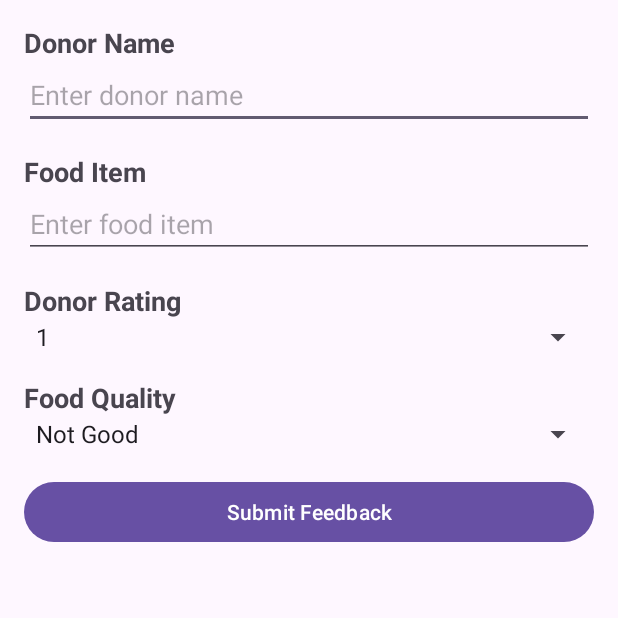
After one commit to CS639-Team-4-Final-Project/FoodSave, an Android app: the FeedbackForm screen opened directly, with no data from a screen before it, on a phone screen of 412 x 824 dp, the top half of it. The commit adds this screen. Run offline under Robolectric (Android 15) with nearby library versions, the phone set to English and light mode, and no system bars.

Commit message:
Added the Feedback form Frontend

```diff
--- a/app/src/main/AndroidManifest.xml
+++ b/app/src/main/AndroidManifest.xml
@@ -36,6 +36,11 @@
             android:theme="@style/Theme.FoodSave">
         </activity>
 
+        <activity
+            android:name=".FeedbackForm"
+            android:label="@string/Feedback"
+            android:exported="false" />
+
         <meta-data
             android:name="com.google.android.geo.API_KEY"
             android:value="AIzaSyB-1R31Pi3yU4h7QgebkThovMZ_irUh9LM" />
--- a/app/src/main/java/com/example/foodsave/Dashboard.kt
+++ b/app/src/main/java/com/example/foodsave/Dashboard.kt
@@ -37,6 +37,9 @@ class Dashboard : Fragment() {
         binding.Rewards.setOnClickListener {
             findNavController().navigate(R.id.action_Dashboard_to_Rewards)
         }
+        binding.Feedback.setOnClickListener {
+            findNavController().navigate(R.id.action_Dashboard_to_Feedback_on_Donor)
+        }
         binding.AboutUs.setOnClickListener {
             findNavController().navigate(R.id.action_Dashboard_to_About_Us)
 
--- /dev/null
+++ b/app/src/main/java/com/example/foodsave/FeedbackForm.kt
@@ -0,0 +1,58 @@
+package com.example.foodsave
+
+import android.os.Bundle
+import android.widget.ArrayAdapter
+import androidx.appcompat.app.AppCompatActivity
+import com.example.foodsave.databinding.ActivityFeedbackFormBinding
+
+class FeedbackForm : AppCompatActivity() {
+    private lateinit var binding: ActivityFeedbackFormBinding
+
+    override fun onCreate(savedInstanceState: Bundle?) {
+        super.onCreate(savedInstanceState)
+        binding = ActivityFeedbackFormBinding.inflate(layoutInflater)
+        setContentView(binding.root)
+
+        // Set up the dropdown menus
+        setupDropdowns()
+
+        // Set up the submit button click listener
+        binding.btnSubmitFeedback.setOnClickListener {
+            submitFeedback()
+        }
+    }
+
+    private fun setupDropdowns() {
+        // Set up the donor rating dropdown
+        ArrayAdapter.createFromResource(
+            this,
+            R.array.donor_ratings,
+            android.R.layout.simple_spinner_item
+        ).also { adapter ->
+            adapter.setDropDownViewResource(android.R.layout.simple_spinner_dropdown_item)
+            binding.spinnerDonorRating.adapter = adapter
+            binding.spinnerDonorRating.setSelection(0) // Set the default selection to "Choose from below"
+        }
+
+        // Set up the food quality dropdown
+        ArrayAdapter.createFromResource(
+            this,
+            R.array.food_quality_ratings,
+            android.R.layout.simple_spinner_item
+        ).also { adapter ->
+            adapter.setDropDownViewResource(android.R.layout.simple_spinner_dropdown_item)
+            binding.spinnerFoodQuality.adapter = adapter
+            binding.spinnerFoodQuality.setSelection(0) // Set the default selection to "Choose from below"
+        }
+    }
+
+    private fun submitFeedback() {
+        val donorName = binding.etDonorName.text.toString()
+        val foodItem = binding.etFoodItem.text.toString()
+        val donorRating = binding.spinnerDonorRating.selectedItemPosition // Get the selected index
+        val foodQuality = binding.spinnerFoodQuality.selectedItemPosition // Get the selected index
+
+        // Perform the necessary actions to submit the feedback
+        // You can use the `donorRating` and `foodQuality` values (which will be 0 if "Choose from below" is selected)
+    }
+}
--- /dev/null
+++ b/app/src/main/res/layout/activity_feedback_form.xml
@@ -0,0 +1,83 @@
+<?xml version="1.0" encoding="utf-8"?>
+<ScrollView xmlns:android="http://schemas.android.com/apk/res/android"
+    android:layout_width="match_parent"
+    android:layout_height="match_parent"
+    android:padding="16dp">
+
+    <LinearLayout
+        android:layout_width="match_parent"
+        android:layout_height="wrap_content"
+        android:orientation="vertical">
+
+        <TextView
+            android:layout_width="wrap_content"
+            android:layout_height="wrap_content"
+            android:text="Donor Name"
+            android:textAppearance="@style/TextAppearance.AppCompat.Medium"
+            android:textStyle="bold" />
+
+        <EditText
+            android:id="@+id/etDonorName"
+            android:layout_width="match_parent"
+            android:layout_height="wrap_content"
+            android:hint="Enter donor name"
+            android:inputType="text" />
+
+        <TextView
+            android:layout_width="wrap_content"
+            android:layout_height="wrap_content"
+            android:layout_marginTop="16dp"
+            android:text="Food Item"
+            android:textAppearance="@style/TextAppearance.AppCompat.Medium"
+            android:textStyle="bold" />
+
+        <EditText
+            android:id="@+id/etFoodItem"
+            android:layout_width="match_parent"
+            android:layout_height="wrap_content"
+            android:hint="Enter food item"
+            android:inputType="text" />
+
+        <TextView
+            android:layout_width="wrap_content"
+            android:layout_height="wrap_content"
+            android:layout_marginTop="16dp"
+            android:text="Donor Rating"
+            android:hint="Enter Donor Rating"
+            android:textAppearance="@style/TextAppearance.AppCompat.Medium"
+            android:textStyle="bold" />
+
+        <Spinner
+            android:id="@+id/spinnerDonorRating"
+            android:layout_width="match_parent"
+            android:layout_height="wrap_content"
+            android:entries="@array/donor_ratings"
+            android:hint="Enter Donor Rating"
+             />
+
+        <TextView
+            android:layout_width="wrap_content"
+            android:layout_height="wrap_content"
+            android:layout_marginTop="16dp"
+            android:text="Food Quality"
+            android:hint="Enter Qualtiy of Food"
+            android:textAppearance="@style/TextAppearance.AppCompat.Medium"
+            android:textStyle="bold" />
+
+        <Spinner
+            android:id="@+id/spinnerFoodQuality"
+            android:layout_width="match_parent"
+            android:layout_height="wrap_content"
+            android:entries="@array/food_quality_ratings"
+            />
+
+        <Button
+            android:id="@+id/btnSubmitFeedback"
+            android:layout_width="match_parent"
+            android:layout_height="wrap_content"
+            android:layout_marginTop="16dp"
+            android:text="Submit Feedback" />
+
+    </LinearLayout>
+
+</ScrollView>
--- a/app/src/main/res/navigation/nav_graph.xml
+++ b/app/src/main/res/navigation/nav_graph.xml
@@ -52,6 +52,9 @@
             android:id="@+id/action_Dashboard_to_Rewards"
             app:destination="@id/Rewards" />
         <action
+            android:id="@+id/action_Dashboard_to_Feedback_on_Donor"
+            app:destination="@id/FeedbackForm" />
+        <action
             android:id="@+id/action_Dashboard_to_About_Us"
             app:destination="@id/About_Us" />
 
@@ -96,4 +99,10 @@
         android:label="@string/About_Us"
         tools:layout="@layout/about_us">
     </fragment>
+
+    <activity
+        android:id="@+id/FeedbackForm"
+        android:name="com.example.foodsave.FeedbackForm"
+        android:label="@string/Feedback"
+        tools:layout="@layout/activity_feedback_form" />
 </navigation>
--- a/app/src/main/res/values/strings.xml
+++ b/app/src/main/res/values/strings.xml
@@ -31,6 +31,22 @@
     <string name="food_name">Food Items</string>
     <string name="description">Description</string>
     <string name="submit">Submit</string>
+
+    <string-array name="donor_ratings">
+            <item>1</item>
+            <item>2</item>
+            <item>3</item>
+            <item>4</item>
+            <item>5</item>
+    </string-array>
+
+    <string-array name="food_quality_ratings">
+        <item>Not Good</item>
+        <item>Satisfactory</item>
+        <item>Good</item>
+        <item>Excellent</item>
+    </string-array>
+
     <string name="your_text_here">Hello, we are passionate about tackling food waste through cutting-edge app development.
         \nWith a focus on sustainability, efficiency, and innovation, we strive to empower businesses and individuals to minimize food waste and maximize resources.
         \nOur team combines expertise in technology and waste management to create tailored solutions that address the unique challenges of the food industry.
@@ -42,4 +58,5 @@
     <string name="badges">BADGES</string>
     <string name="nextButton">Next Badge</string>
 
+
 </resources>
```
